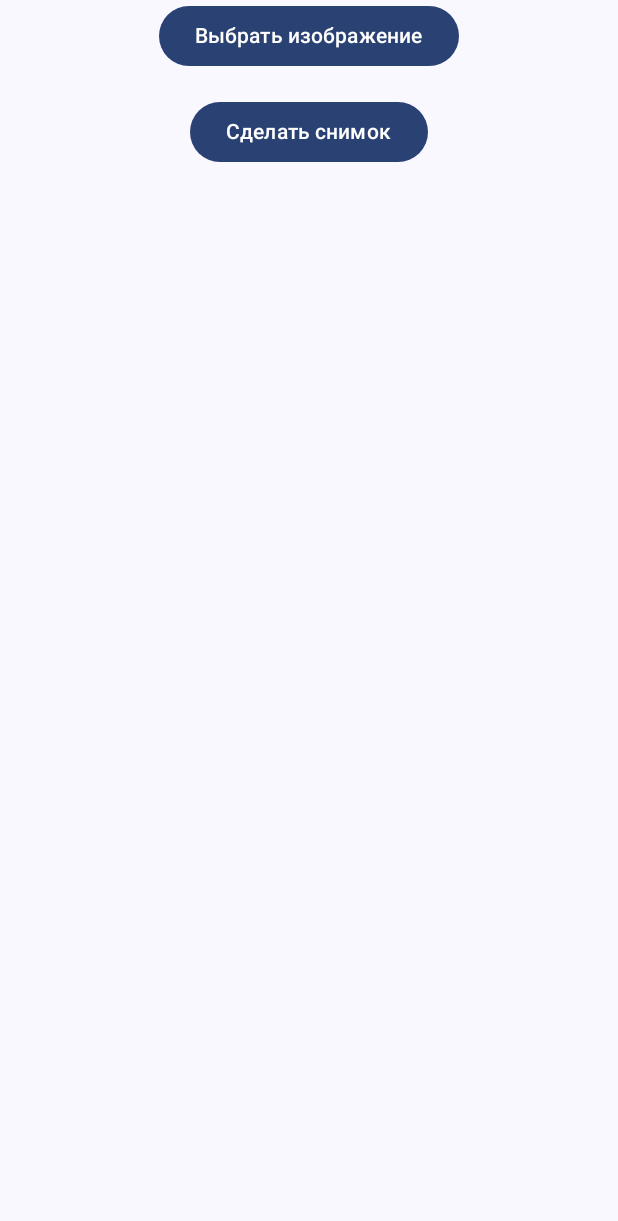
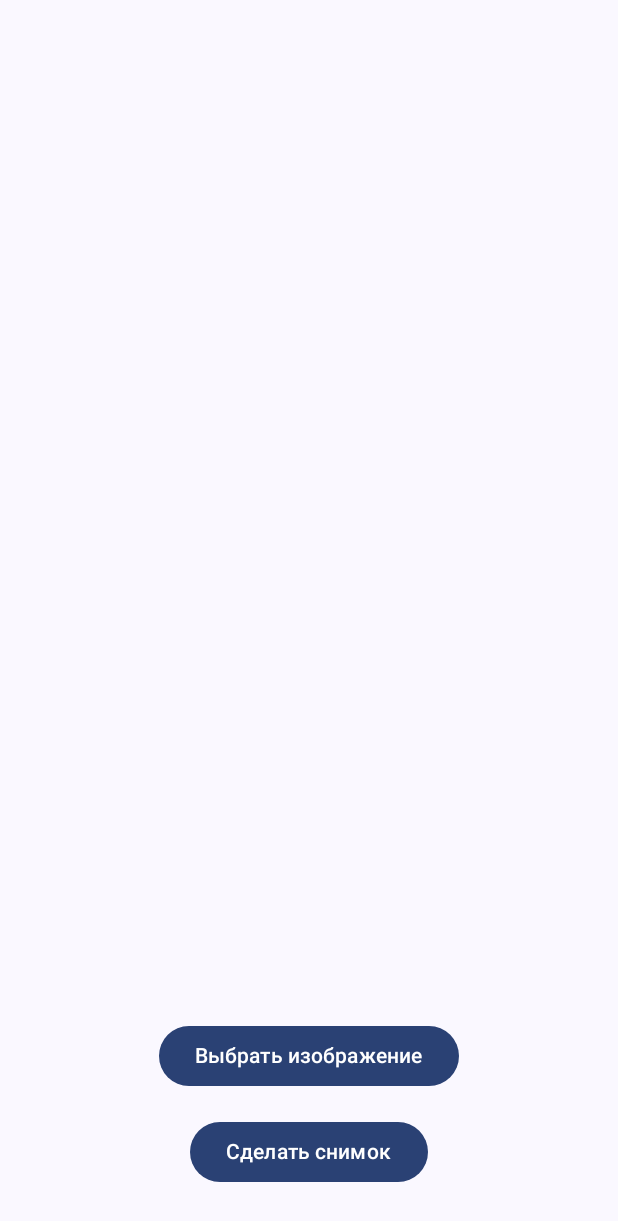
Before and after one commit to 1takuuu/pmis, an Android app built with Jetpack Compose: the composable FakeCam shown on its own in the app's theme, on a phone screen of 412 x 824 dp. Shown: the top 1221 px of the screen. Run offline under Robolectric (Android 15) with nearby library versions, the phone set to English and light mode, and no system bars.

Commit message:
жжжжжж

```diff
--- a/app/src/main/java/com/example/helloapp/MainActivity.kt
+++ b/app/src/main/java/com/example/helloapp/MainActivity.kt
@@ -335,7 +335,11 @@ fun FakeCam() {
         imageUri = uri
     }
 
-    Box(modifier = Modifier.fillMaxWidth()) {
+    // Получаем информацию о конфигурации устройства (в том числе ориентация экрана)
+    val configuration = LocalConfiguration.current
+    val isLandscape = configuration.orientation == Configuration.ORIENTATION_LANDSCAPE
+
+    Box(modifier = Modifier.fillMaxSize()) {
         if (hasImage && imageUri != null) {
             AsyncImage(
                 model = ImageRequest.Builder(LocalContext.current)
@@ -345,13 +349,23 @@ fun FakeCam() {
                 contentDescription = "Captured image",
                 contentScale = ContentScale.Crop,
                 modifier = Modifier
-                    .size(400.dp)
+                    .let {
+                        if (isLandscape) {
+                            it.size(300.dp) // Уменьшаем изображение в альбомной ориентации
+                        } else {
+                            it.size(400.dp) // Размер изображения в портретной ориентации
+                        }
+                    }
                     .align(Alignment.Center)
                     .clip(RoundedCornerShape(10)),
             )
         }
+
+        // Кнопки внизу экрана
         Column(
-            modifier = Modifier.align(Alignment.BottomCenter).padding(bottom = 32.dp),
+            modifier = Modifier
+                .align(if(!isLandscape) Alignment.BottomCenter else Alignment.CenterStart)
+                .padding(bottom = if (isLandscape) 16.dp else 32.dp), // Меньше отступ в альбомной ориентации
             horizontalAlignment = Alignment.CenterHorizontally,
             verticalArrangement = Arrangement.Center
         ) {
@@ -383,6 +397,7 @@ fun FakeCam() {
     }
 }
 
+
 sealed class NavRoutes(val route: String) {
     object Home : NavRoutes("home")
     object List : NavRoutes("list")
```
